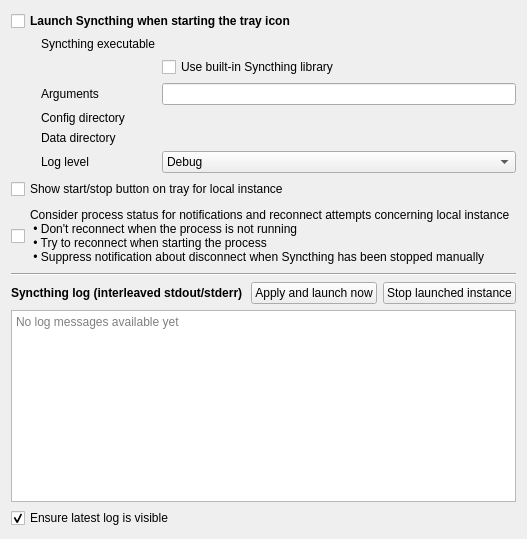
First picture: the form in syncthingwidgets/settings/launcheroptionpage.ui, repository Martchus/syncthingtray, before the edit.
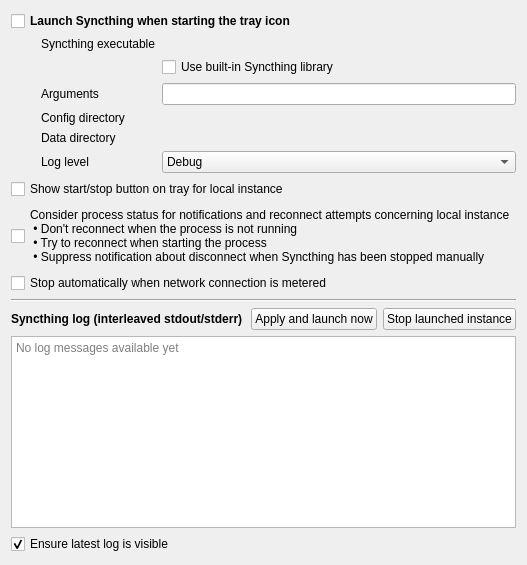
Second picture: the form after the edit. Icons and pictures are not drawn. Custom widgets are drawn as their Qt base class.

Commit message:
Allow to pause automatically on metered network connections
* Allow to pause all devices on metered network connections (devices will
  be automatically resumed when network is no longer metered)
* Allow to stop Syncthing when it was started via the built-in launcher
  on metered network connections (it will be automatically started again
  when the network connection is no longer metered)
* See https://github.com/Martchus/syncthingtray/issues/231

The edit to the form file:
```diff
--- a/syncthingwidgets/settings/launcheroptionpage.ui
+++ b/syncthingwidgets/settings/launcheroptionpage.ui
@@ -140,6 +140,13 @@
      </property>
     </widget>
    </item>
+   <item>
+    <widget class="QCheckBox" name="stopOnMeteredCheckBox">
+     <property name="text">
+      <string>Stop automatically when network connection is metered</string>
+     </property>
+    </widget>
+   </item>
    <item>
     <widget class="Line" name="line">
      <property name="sizePolicy">
```
The commit also changes 12 other files.
